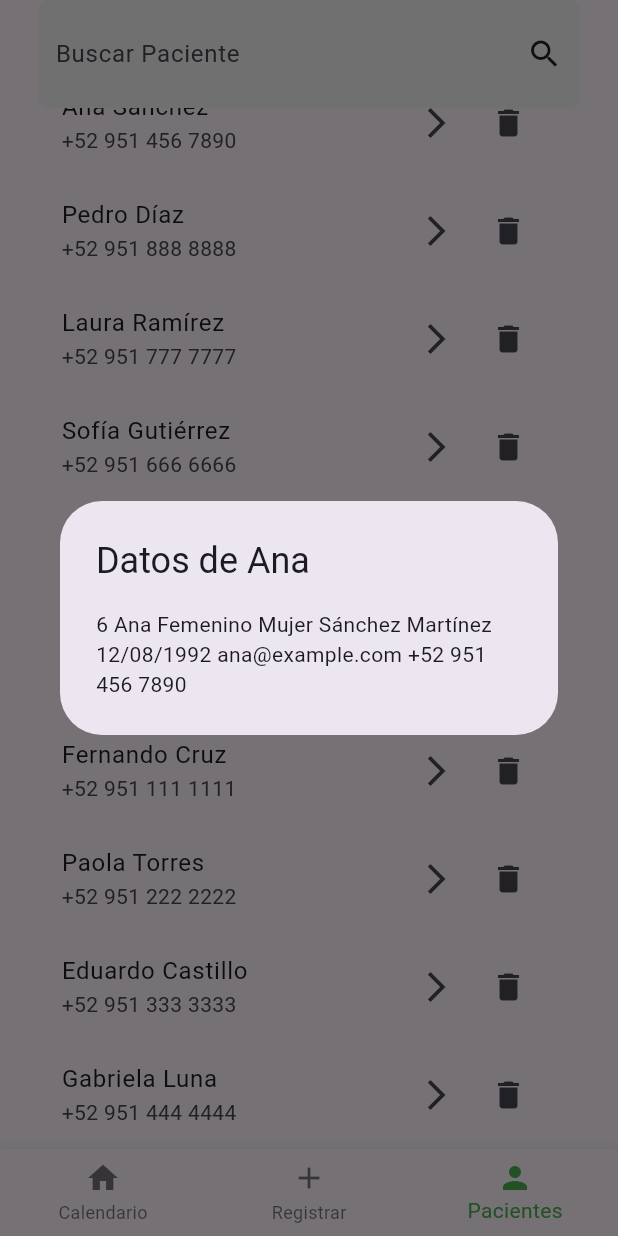
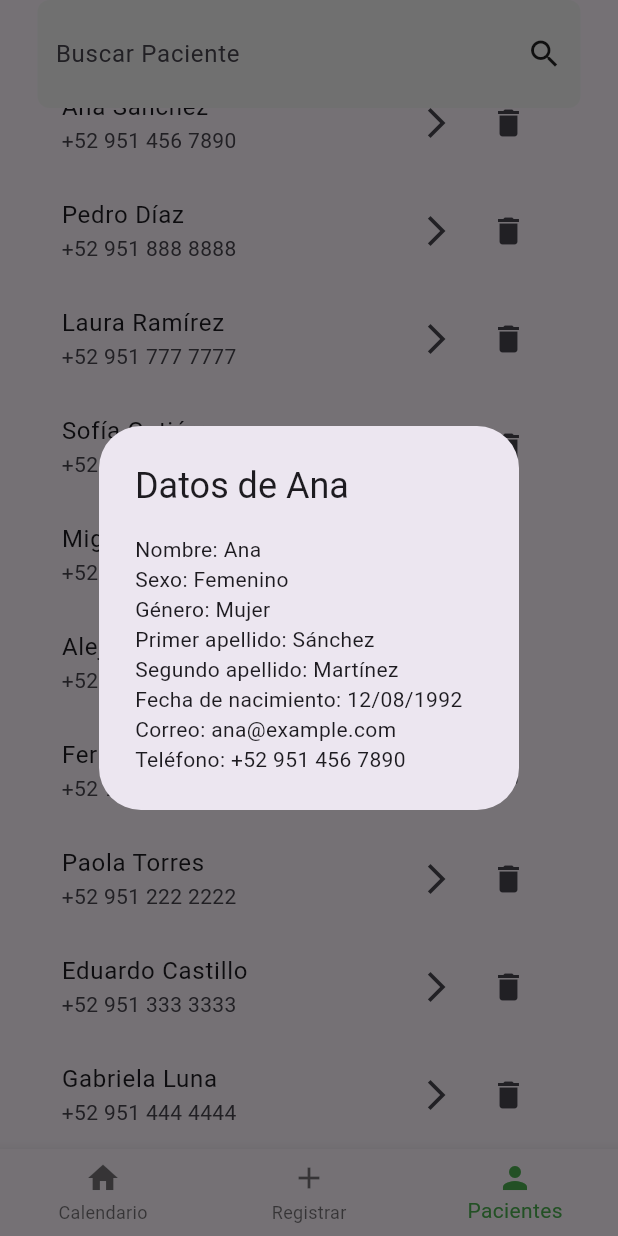
Before and after one commit to Brashan7u7/ConsultorioApp, a Flutter app: the Patients screen opened directly, scrolled down 386 dp, after a tap on the "arrow forward ios" icon, on a phone screen of 412 x 824 dp. Run offline on Flutter 3.47's test engine with Material 3 defaults, Android fonts, the phone set to English and light mode, and no system bars; our stand-ins replace syncfusion_flutter_calendar.

```diff
--- a/lib/pages/patients_page.dart
+++ b/lib/pages/patients_page.dart
@@ -376,8 +376,20 @@ class _PatientsState extends State<Patients> {
       builder: (BuildContext context) {
         return AlertDialog(
           title: Text("Datos de ${patient.name}"),
-          content: Text(
-              "${patient.id} ${patient.name} ${patient.sexo} ${patient.genero} ${patient.primerPat} ${patient.segundPat} ${patient.fechaNaci} ${patient.correo} ${patient.telefono}"),
+          content: Column(
+            mainAxisSize: MainAxisSize.min,
+            crossAxisAlignment: CrossAxisAlignment.start,
+            children: [
+              Text("Nombre: ${patient.name}"),
+              Text("Sexo: ${patient.sexo}"),
+              Text("Género: ${patient.genero}"),
+              Text("Primer apellido: ${patient.primerPat}"),
+              Text("Segundo apellido: ${patient.segundPat}"),
+              Text("Fecha de nacimiento: ${patient.fechaNaci}"),
+              Text("Correo: ${patient.correo}"),
+              Text("Teléfono: ${patient.telefono}"),
+            ],
+          ),
         );
       },
     );
```
Also changed, not shown: lib/pages/add_page.dart (+90 -38 lines).
